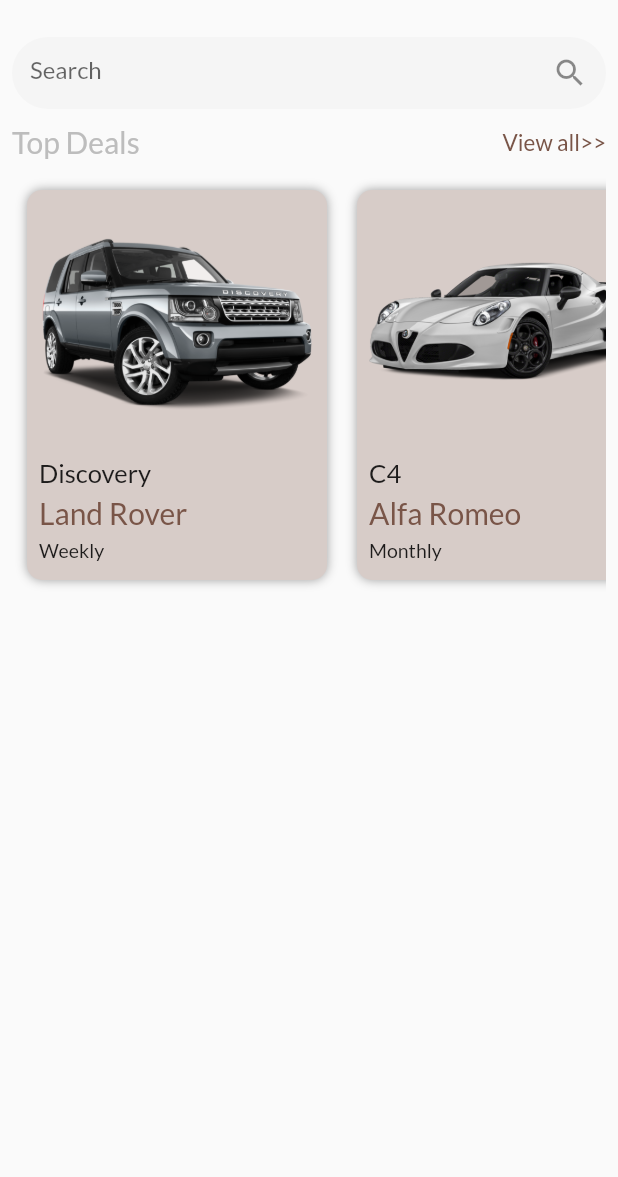
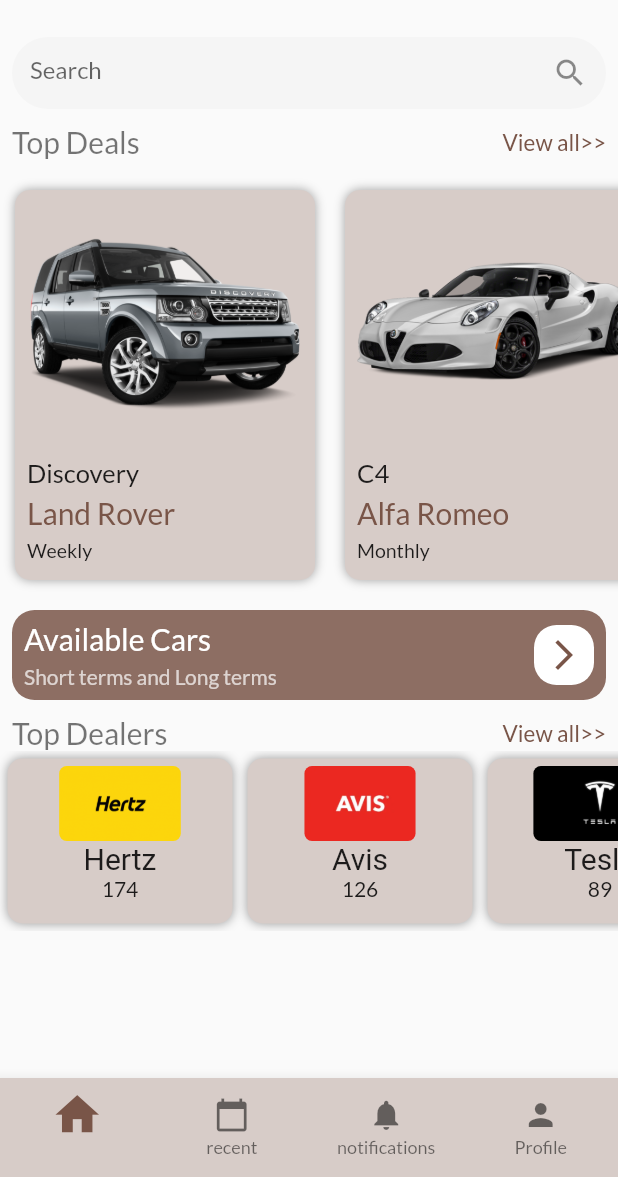
Before and after one commit to shema-ryan/drive, a Flutter app: the screen it shows once a user with an empty profile is signed in, on a phone screen of 412 x 824 dp, the part 59-1236 px from its top. Run offline on Flutter 3.47's test engine with Material 2 defaults, Android fonts, the phone set to English and light mode, and no system bars; our stand-ins replace cloud_firestore, country_code_picker, firebase_auth, firebase_core, google_fonts; accounts and stored records are empty; network calls fail.

Commit message:
drive-app

```diff
--- a/lib/Screens/StartPage.dart
+++ b/lib/Screens/StartPage.dart
@@ -10,6 +10,7 @@
 
 class _StartPageState extends State<StartPage> {
   final user = FirebaseAuth.instance.currentUser;
+  int _current = 0;
   @override
   Widget build(BuildContext context) {
     return Scaffold(
@@ -25,10 +26,11 @@
         ),
       ),
       body: Padding(
-        padding: const EdgeInsets.all(8.0),
+        padding: const EdgeInsets.symmetric(vertical: 8.0),
         child: Column(
           children: [
             Container(
+              margin: EdgeInsets.symmetric(horizontal: 8.0),
               decoration: BoxDecoration(
                 borderRadius: BorderRadius.circular(25),
               ),
@@ -49,14 +51,16 @@
             const SizedBox(
               height: 10,
             ),
-            Row(
+            Padding(
+              padding: const EdgeInsets.symmetric(horizontal: 8.0),
+              child: Row(
                 mainAxisAlignment: MainAxisAlignment.spaceBetween,
                 children: [
                   Text(
                     'Top Deals',
                     style: GoogleFonts.lato().copyWith(
                       fontSize: 20,
-                    color: Colors.grey[400],
+                      color: Colors.black54,
                     ),
                   ),
                   Text(
@@ -67,6 +71,7 @@
                     ),
                   ),
                 ],
+              ),
             ),
             SizedBox(
               height: 10,
@@ -129,8 +134,145 @@
                 },
               ),
             ),
+            const SizedBox(
+              height: 10,
+            ),
+            GestureDetector(
+                onTap: () {},
+                child: Container(
+                  margin: EdgeInsets.symmetric(horizontal: 8.0),
+                  padding: const EdgeInsets.symmetric(horizontal: 8.0),
+                  height: 60,
+                  decoration: BoxDecoration(
+                    borderRadius: BorderRadius.circular(15.0),
+                    color: Colors.brown[400],
+                  ),
+                  child: Row(
+                    mainAxisAlignment: MainAxisAlignment.spaceBetween,
+                    children: [
+                      Column(
+                        mainAxisAlignment: MainAxisAlignment.center,
+                        crossAxisAlignment: CrossAxisAlignment.start,
+                        children: [
+                          Text(
+                            'Available Cars',
+                            style: GoogleFonts.lato()
+                                .copyWith(fontSize: 20, color: Colors.white),
+                          ),
+                          SizedBox(
+                            height: 5,
+                          ),
+                          Text(
+                            'Short terms and Long terms',
+                            style: TextStyle(color: Colors.white70),
+                          ),
                         ],
                       ),
+                      Container(
+                        child: Icon(
+                          Icons.arrow_forward_ios,
+                          color: Theme.of(context).primaryColor,
+                        ),
+                        alignment: Alignment.center,
+                        height: 40,
+                        width: 40,
+                        decoration: BoxDecoration(
+                          color: Colors.white,
+                          borderRadius: BorderRadius.circular(15.0),
+                        ),
+                      ),
+                    ],
+                  ),
+                )),
+            const SizedBox(
+              height: 10,
+            ),
+            Padding(
+              padding: const EdgeInsets.symmetric(horizontal: 8.0),
+              child: Row(
+                mainAxisAlignment: MainAxisAlignment.spaceBetween,
+                children: [
+                  Text(
+                    'Top Dealers',
+                    style: GoogleFonts.lato().copyWith(
+                      fontSize: 20,
+                      color: Colors.black54,
+                    ),
+                  ),
+                  Text(
+                    'View all>>',
+                    style: GoogleFonts.lato().copyWith(
+                      fontSize: 15,
+                      color: Colors.brown,
+                    ),
+                  ),
+                ],
+              ),
+            ),
+            Container(
+              height: 120,
+              child: ListView.builder(
+                scrollDirection: Axis.horizontal,
+                itemCount: Data.getDealerList.length,
+                itemBuilder: (BuildContext context, int index) => Container(
+                  child: Column(
+                    children: [
+                      ClipRRect(
+                        borderRadius: BorderRadius.circular(5.0),
+                        child: Image.asset(
+                          Data.getDealerList[index].image,
+                          height: 50,
+                        ),
+                      ),
+                      Text(
+                        Data.getDealerList[index].name,
+                        style: GoogleFonts.mcLaren().copyWith(
+                          fontSize: 20,
+                        ),
+                      ),
+                      Text('${Data.getDealerList[index].offers}')
+                    ],
+                  ),
+                  padding: EdgeInsets.all(5.0),
+                  margin: EdgeInsets.all(5.0),
+                  width: 150,
+                  decoration: BoxDecoration(
+                    color: Theme.of(context).accentColor,
+                    borderRadius: BorderRadius.circular(10.0),
+                    boxShadow: [
+                      BoxShadow(
+                        blurRadius: 5.0,
+                        color: Colors.grey,
+                      )
+                    ],
+                  ),
+                ),
+              ),
+            ),
+          ],
+        ),
+      ),
+      bottomNavigationBar: BottomNavigationBar(
+        backgroundColor: Theme.of(context).accentColor,
+        currentIndex: _current,
+        onTap: (value) {
+          setState(() {
+            _current = value;
+          });
+        },
+        type: BottomNavigationBarType.fixed,
+        selectedIconTheme: IconThemeData(size: 35),
+        showSelectedLabels: false,
+        selectedLabelStyle: GoogleFonts.lato(),
+        unselectedLabelStyle: GoogleFonts.lato(),
+        items: [
+          BottomNavigationBarItem(icon: Icon(Icons.home), label: 'Home'),
+          BottomNavigationBarItem(
+              icon: Icon(Icons.calendar_today), label: 'recent'),
+          BottomNavigationBarItem(
+              icon: Icon(Icons.notifications), label: 'notifications'),
+          BottomNavigationBarItem(icon: Icon(Icons.person), label: 'Profile'),
+        ],
       ),
     );
   }
```
Lines whose indentation alone changed are shown as unchanged.
